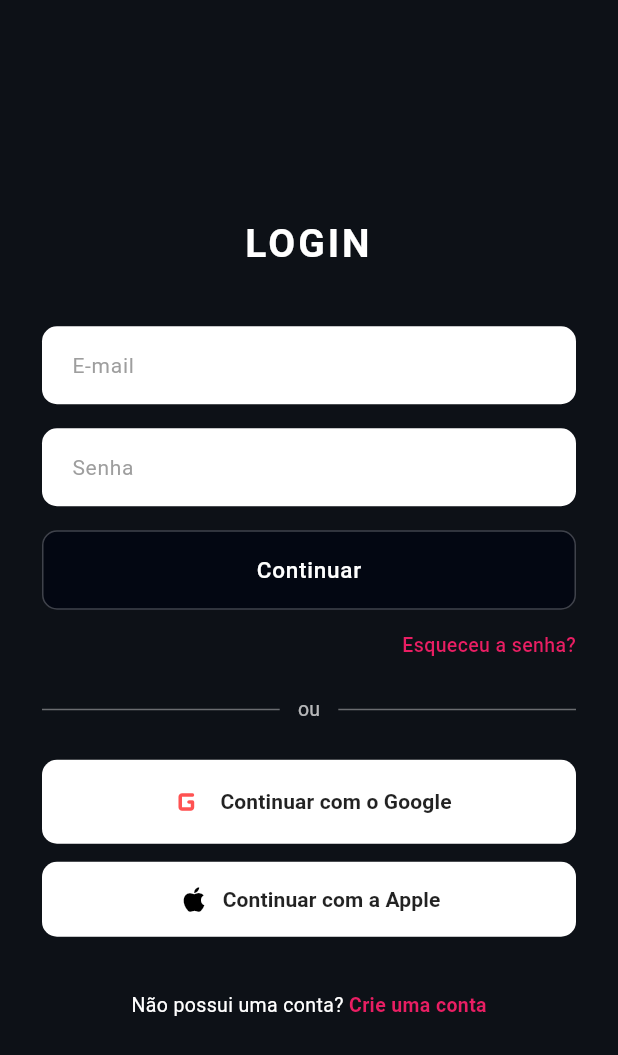
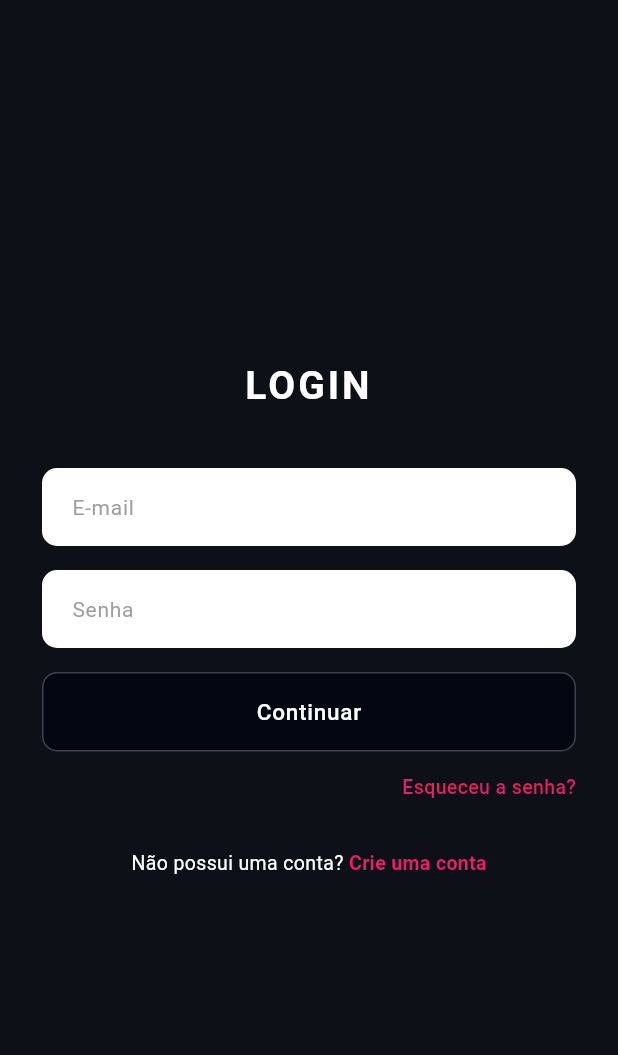
Before and after one commit to heitoroliveira75/EngSoftTrabalho_Personal_TrainerIA, a Flutter app: the screen it shows after launch, on a phone screen of 412 x 824 dp. Shown: the top 1055 px of the screen. Run offline on Flutter 3.47's test engine with Material 3 defaults, Android fonts, the light colour scheme and no system bars.

Commit message:
Correcao tela inicial

```diff
--- a/lib/screens/login_screen.dart
+++ b/lib/screens/login_screen.dart
@@ -1,4 +1,5 @@
 import 'package:flutter/material.dart';
+import 'package:flutter/services.dart';
 import '../services/api_service.dart';
 import 'cadastro_screen.dart';
 import 'esqueceu_senha_screen.dart';
@@ -80,7 +81,18 @@ class _LoginScreenState extends State<LoginScreen> {
 
   @override
   Widget build(BuildContext context) {
-    return Scaffold(
+    return CallbackShortcuts(
+      bindings: <ShortcutActivator, VoidCallback>{
+        const SingleActivator(LogicalKeyboardKey.enter): () {
+          if (!_carregando) _executarLogin();
+        },
+        const SingleActivator(LogicalKeyboardKey.numpadEnter): () {
+          if (!_carregando) _executarLogin();
+        },
+      },
+      child: Focus(
+        autofocus: true,
+        child: Scaffold(
           backgroundColor: const Color(0xFF0D1117), // Fundo escuro
           body: SafeArea(
             child: Center(
@@ -109,6 +121,10 @@ class _LoginScreenState extends State<LoginScreen> {
                       controller: _emailController,
                       hintText: 'E-mail',
                       keyboardType: TextInputType.emailAddress,
+                      textInputAction: TextInputAction.next,
+                      onSubmitted: (_) {
+                        if (!_carregando) _executarLogin();
+                      },
                     ),
 
                     const SizedBox(height: 16),
@@ -118,6 +134,10 @@ class _LoginScreenState extends State<LoginScreen> {
                       controller: _senhaController,
                       hintText: 'Senha',
                       obscureText: true,
+                      textInputAction: TextInputAction.done,
+                      onSubmitted: (_) {
+                        if (!_carregando) _executarLogin();
+                      },
                     ),
 
                     const SizedBox(height: 16),
@@ -179,71 +199,7 @@ class _LoginScreenState extends State<LoginScreen> {
                       ),
                     ),
 
-                const SizedBox(height: 24),
-
-                // Divisor "ou"
-                Row(
-                  children: const [
-                    Expanded(
-                      child: Divider(
-                        color: Colors.white38,
-                        thickness: 1,
-                      ),
-                    ),
-                    Padding(
-                      padding: EdgeInsets.symmetric(horizontal: 12.0),
-                      child: Text(
-                        'ou',
-                        style: TextStyle(
-                          color: Colors.white70,
-                          fontSize: 13,
-                        ),
-                      ),
-                    ),
-                    Expanded(
-                      child: Divider(
-                        color: Colors.white38,
-                        thickness: 1,
-                      ),
-                    ),
-                  ],
-                ),
-
-                const SizedBox(height: 24),
-
-                // Botão Continuar com Google
-                _buildSocialButton(
-                  text: 'Continuar com o Google',
-                  icon: const Icon(
-                    Icons.g_mobiledata_rounded,
-                    color: Colors.redAccent,
-                    size: 28,
-                  ),
-                  onTap: () {
-                    ScaffoldMessenger.of(context).showSnackBar(
-                      const SnackBar(content: Text('Login social em desenvolvimento.')),
-                    );
-                  },
-                ),
-
-                const SizedBox(height: 12),
-
-                // Botão Continuar com Apple
-                _buildSocialButton(
-                  text: 'Continuar com a Apple',
-                  icon: const Icon(
-                    Icons.apple,
-                    color: Colors.black,
-                    size: 22,
-                  ),
-                  onTap: () {
-                    ScaffoldMessenger.of(context).showSnackBar(
-                      const SnackBar(content: Text('Login social em desenvolvimento.')),
-                    );
-                  },
-                ),
-
-                const SizedBox(height: 36),
+                    const SizedBox(height: 32),
 
                     // Rodapé "Não possui uma conta? Crie uma conta"
                     Row(
@@ -281,6 +237,8 @@ class _LoginScreenState extends State<LoginScreen> {
               ),
             ),
           ),
+        ),
+      ),
     );
   }
 
@@ -290,11 +248,15 @@ class _LoginScreenState extends State<LoginScreen> {
     required String hintText,
     bool obscureText = false,
     TextInputType keyboardType = TextInputType.text,
+    TextInputAction? textInputAction,
+    ValueChanged<String>? onSubmitted,
   }) {
     return TextField(
       controller: controller,
       obscureText: obscureText,
       keyboardType: keyboardType,
+      textInputAction: textInputAction,
+      onSubmitted: onSubmitted,
       style: const TextStyle(color: Colors.black87),
       decoration: InputDecoration(
         hintText: hintText,
@@ -309,38 +271,4 @@ class _LoginScreenState extends State<LoginScreen> {
       ),
     );
   }
-
-  // Widget auxiliar para os botões sociais brancos
-  Widget _buildSocialButton({
-    required String text,
-    required Widget icon,
-    required VoidCallback onTap,
-  }) {
-    return ElevatedButton(
-      onPressed: onTap,
-      style: ElevatedButton.styleFrom(
-        backgroundColor: Colors.white,
-        foregroundColor: Colors.black87,
-        padding: const EdgeInsets.symmetric(vertical: 14),
-        shape: RoundedRectangleBorder(
-          borderRadius: BorderRadius.circular(10.0),
-        ),
-        elevation: 0,
-      ),
-      child: Row(
-        mainAxisAlignment: MainAxisAlignment.center,
-        children: [
-          icon,
-          const SizedBox(width: 8),
-          Text(
-            text,
-            style: const TextStyle(
-              fontSize: 14,
-              fontWeight: FontWeight.w600,
-            ),
-          ),
-        ],
-      ),
-    );
 }
-}
```
Also changed, not shown: 2 other files. Lines whose indentation alone changed are shown as unchanged.
